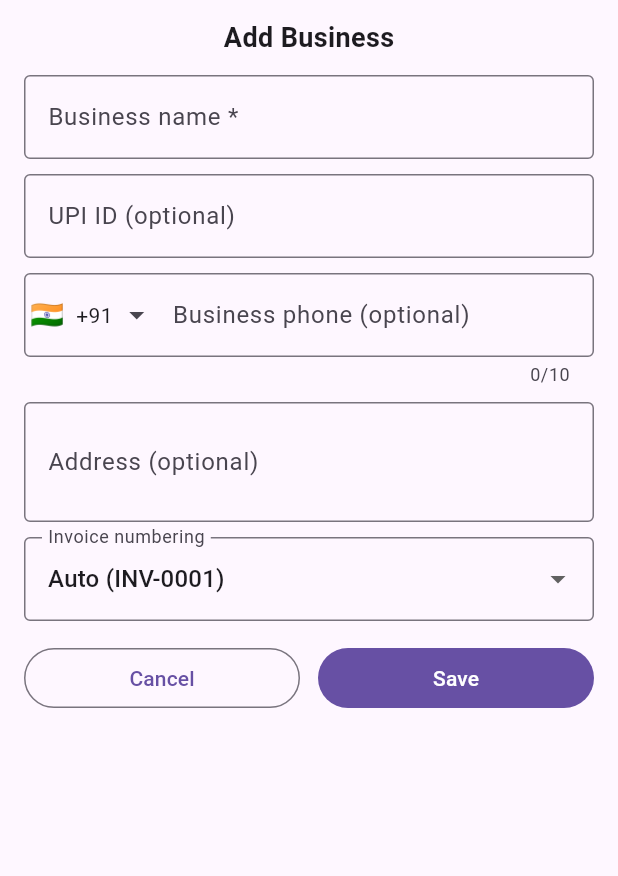
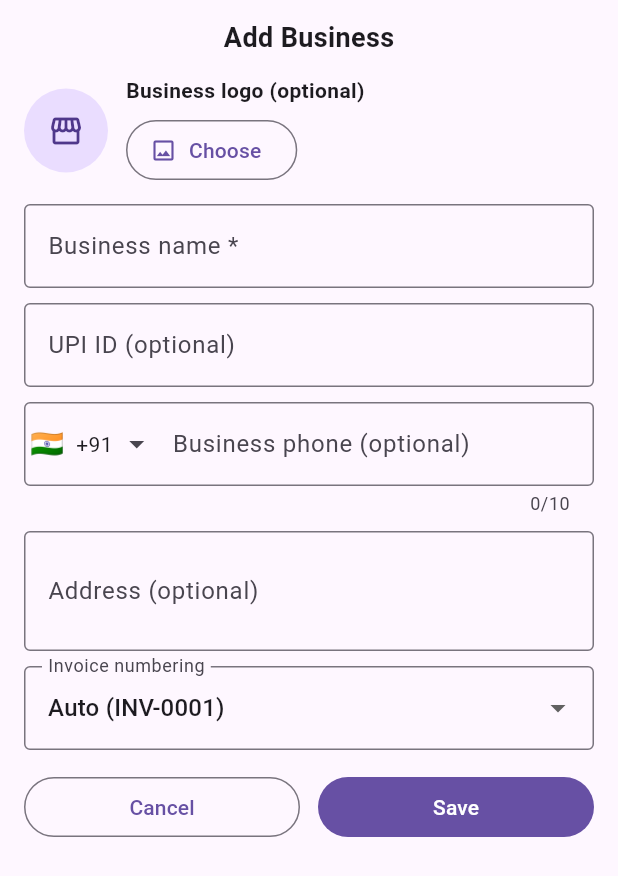
Before and after one commit to jaiminspace/whatsapp_invoice, a Flutter app: the _BusinessFormSheet widget shown alone on an empty page, opened directly, on a phone screen of 412 x 824 dp. Shown: the top 876 px of the screen. Run offline on Flutter 3.47's test engine with Material 3 defaults, Android fonts, the phone set to English and light mode, and no system bars; drawn by our look-alikes of intl_phone_field; our stand-ins replace file_picker, flutter_riverpod, hive, hive_flutter, image_picker, pdf and 2 more; accounts and stored records are empty.

Commit message:
business CRUD working fine with image
done

```diff
--- a/lib/features/invoice/domain/business_entity.dart
+++ b/lib/features/invoice/domain/business_entity.dart
@@ -4,9 +4,12 @@ class BusinessEntity {
   final String id;
   final String name;
 
-  final String upiId;      // ✅ NEW
-  final String phone;      // ✅ NEW
-  final String address;    // ✅ NEW
+  final String upiId;
+  final String phone;
+  final String address;
+
+  /// ✅ NEW: store business logo/image in base64 (works web + mobile)
+  final String logoBase64;
 
   final InvoiceNumberMode invoiceNumberMode;
   final int invoiceCounter;
@@ -17,11 +20,11 @@ class BusinessEntity {
     required this.upiId,
     required this.phone,
     required this.address,
+    required this.logoBase64,
     required this.invoiceNumberMode,
     required this.invoiceCounter,
   });
 
-  /// Factory for creating new business
   factory BusinessEntity.create(String name) {
     return BusinessEntity(
       id: DateTime.now().microsecondsSinceEpoch.toString(),
@@ -29,6 +32,7 @@ class BusinessEntity {
       upiId: '',
       phone: '',
       address: '',
+      logoBase64: '',
       invoiceNumberMode: InvoiceNumberMode.auto,
       invoiceCounter: 0,
     );
@@ -39,6 +43,7 @@ class BusinessEntity {
     String? upiId,
     String? phone,
     String? address,
+    String? logoBase64,
     InvoiceNumberMode? invoiceNumberMode,
     int? invoiceCounter,
   }) {
@@ -48,6 +53,7 @@ class BusinessEntity {
       upiId: upiId ?? this.upiId,
       phone: phone ?? this.phone,
       address: address ?? this.address,
+      logoBase64: logoBase64 ?? this.logoBase64,
       invoiceNumberMode: invoiceNumberMode ?? this.invoiceNumberMode,
       invoiceCounter: invoiceCounter ?? this.invoiceCounter,
     );
@@ -59,6 +65,7 @@ class BusinessEntity {
     'upiId': upiId,
     'phone': phone,
     'address': address,
+    'logoBase64': logoBase64,
     'invoiceNumberMode': invoiceNumberMode.name,
     'invoiceCounter': invoiceCounter,
   };
@@ -70,6 +77,7 @@ class BusinessEntity {
       upiId: (json['upiId'] ?? '').toString(),
       phone: (json['phone'] ?? '').toString(),
       address: (json['address'] ?? '').toString(),
+      logoBase64: (json['logoBase64'] ?? '').toString(),
       invoiceNumberMode: InvoiceNumberMode.values.firstWhere(
             (e) => e.name == (json['invoiceNumberMode'] ?? 'auto'),
         orElse: () => InvoiceNumberMode.auto,
--- a/lib/features/invoice/presentation/pages/businesses_page.dart
+++ b/lib/features/invoice/presentation/pages/businesses_page.dart
@@ -1,5 +1,9 @@
+import 'dart:convert';
+import 'dart:typed_data';
+
 import 'package:flutter/material.dart';
 import 'package:flutter_riverpod/flutter_riverpod.dart';
+import 'package:image_picker/image_picker.dart';
 
 import '../../../../core/ui/app_phone_field.dart';
 import '../../domain/business_entity.dart';
@@ -110,8 +114,9 @@ class BusinessesPage extends ConsumerWidget {
           final isSelected = (selectedId != null &&
               selectedId.trim().isNotEmpty &&
               selectedId == b.id) ||
-              ((selectedId == null || selectedId.trim().isEmpty) &&
-                  i == 0);
+              ((selectedId == null || selectedId.trim().isEmpty) && i == 0);
+
+          final hasLogo = b.logoBase64.trim().isNotEmpty;
 
           return Container(
             decoration: BoxDecoration(
@@ -135,7 +140,12 @@ class BusinessesPage extends ConsumerWidget {
                 );
               },
               leading: CircleAvatar(
-                child: Text(
+                backgroundImage: hasLogo
+                    ? MemoryImage(base64Decode(b.logoBase64))
+                    : null,
+                child: hasLogo
+                    ? null
+                    : Text(
                   (b.name.trim().isEmpty ? 'B' : b.name.trim()[0])
                       .toUpperCase(),
                 ),
@@ -164,11 +174,7 @@ class BusinessesPage extends ConsumerWidget {
                   PopupMenuButton<String>(
                     onSelected: (v) async {
                       if (v == 'edit') {
-                        await _openBusinessSheet(
-                          context,
-                          ref,
-                          editing: b,
-                        );
+                        await _openBusinessSheet(context, ref, editing: b);
                       } else if (v == 'delete') {
                         await _confirmDelete(context, ref, b);
                       }
@@ -204,6 +210,8 @@ class _BusinessFormSheetState extends ConsumerState<_BusinessFormSheet> {
   late final TextEditingController addressCtrl;
 
   late InvoiceNumberMode mode;
+
+  String _logoBase64 = '';
   bool _saving = false;
 
   @override
@@ -215,6 +223,7 @@ class _BusinessFormSheetState extends ConsumerState<_BusinessFormSheet> {
     phoneCtrl = TextEditingController(text: e?.phone ?? '');
     addressCtrl = TextEditingController(text: e?.address ?? '');
     mode = e?.invoiceNumberMode ?? InvoiceNumberMode.auto;
+    _logoBase64 = e?.logoBase64 ?? '';
   }
 
   @override
@@ -224,6 +233,36 @@ class _BusinessFormSheetState extends ConsumerState<_BusinessFormSheet> {
     phoneCtrl.dispose();
     addressCtrl.dispose();
     super.dispose();
+  }
+
+  Future<void> _pickLogo() async {
+    final picker = ImagePicker();
+    final x = await picker.pickImage(
+      source: ImageSource.gallery,
+      imageQuality: 75,
+      maxWidth: 700,
+    );
+    if (x == null) return;
+
+    final bytes = await x.readAsBytes();
+    if (!mounted) return;
+
+    setState(() {
+      _logoBase64 = base64Encode(bytes);
+    });
+  }
+
+  void _removeLogo() {
+    setState(() => _logoBase64 = '');
+  }
+
+  Uint8List? _logoBytesOrNull() {
+    try {
+      if (_logoBase64.trim().isEmpty) return null;
+      return base64Decode(_logoBase64);
+    } catch (_) {
+      return null;
+    }
   }
 
   Future<void> _save() async {
@@ -247,6 +286,7 @@ class _BusinessFormSheetState extends ConsumerState<_BusinessFormSheet> {
         phone: phoneCtrl.text.trim(),
         address: addressCtrl.text.trim(),
         invoiceNumberMode: mode,
+        logoBase64: _logoBase64,
       );
 
       await ref.read(businessListProvider.notifier).add(newBusiness);
@@ -257,6 +297,7 @@ class _BusinessFormSheetState extends ConsumerState<_BusinessFormSheet> {
         phone: phoneCtrl.text.trim(),
         address: addressCtrl.text.trim(),
         invoiceNumberMode: mode,
+        logoBase64: _logoBase64,
       );
 
       await ref.read(businessListProvider.notifier).update(updated);
@@ -268,6 +309,7 @@ class _BusinessFormSheetState extends ConsumerState<_BusinessFormSheet> {
   @override
   Widget build(BuildContext context) {
     final isEdit = widget.editing != null;
+    final logoBytes = _logoBytesOrNull();
 
     return SafeArea(
       child: Padding(
@@ -277,6 +319,7 @@ class _BusinessFormSheetState extends ConsumerState<_BusinessFormSheet> {
           top: 12,
           bottom: MediaQuery.of(context).viewInsets.bottom + 16,
         ),
+        child: SingleChildScrollView(
           child: Column(
             mainAxisSize: MainAxisSize.min,
             children: [
@@ -284,6 +327,50 @@ class _BusinessFormSheetState extends ConsumerState<_BusinessFormSheet> {
                 isEdit ? 'Edit Business' : 'Add Business',
                 style: const TextStyle(fontSize: 18, fontWeight: FontWeight.w700),
               ),
+              const SizedBox(height: 12),
+
+              // ✅ Logo picker
+              Row(
+                children: [
+                  CircleAvatar(
+                    radius: 28,
+                    backgroundImage: logoBytes != null ? MemoryImage(logoBytes) : null,
+                    child: logoBytes == null
+                        ? const Icon(Icons.storefront_outlined)
+                        : null,
+                  ),
+                  const SizedBox(width: 12),
+                  Expanded(
+                    child: Column(
+                      crossAxisAlignment: CrossAxisAlignment.start,
+                      children: [
+                        const Text(
+                          'Business logo (optional)',
+                          style: TextStyle(fontWeight: FontWeight.w700),
+                        ),
+                        const SizedBox(height: 6),
+                        Wrap(
+                          spacing: 10,
+                          children: [
+                            OutlinedButton.icon(
+                              onPressed: _saving ? null : _pickLogo,
+                              icon: const Icon(Icons.image_outlined),
+                              label: const Text('Choose'),
+                            ),
+                            if (_logoBase64.trim().isNotEmpty)
+                              TextButton.icon(
+                                onPressed: _saving ? null : _removeLogo,
+                                icon: const Icon(Icons.delete_outline),
+                                label: const Text('Remove'),
+                              ),
+                          ],
+                        ),
+                      ],
+                    ),
+                  ),
+                ],
+              ),
+
               const SizedBox(height: 12),
 
               TextField(
@@ -305,6 +392,7 @@ class _BusinessFormSheetState extends ConsumerState<_BusinessFormSheet> {
               ),
               const SizedBox(height: 10),
 
+              // ✅ keep your phone field setup
               AppPhoneField(
                 initialText: phoneCtrl.text.replaceAll('+', ''),
                 label: 'Business phone (optional)',
@@ -364,6 +452,7 @@ class _BusinessFormSheetState extends ConsumerState<_BusinessFormSheet> {
             ],
           ),
         ),
+      ),
     );
   }
 }
--- a/pubspec.yaml
+++ b/pubspec.yaml
@@ -48,6 +48,7 @@ dependencies:
   qr_flutter: ^4.1.0
   file_picker: ^10.3.10
   intl_phone_field: ^3.2.0
+  image_picker: ^1.2.1
 
 
 dev_dependencies:
```
Also changed, not shown: lib/features/invoice/presentation/state/business_list_notifier.dart (+17 -8 lines), pubspec.lock, 1 other file. Lines whose indentation alone changed are shown as unchanged.
